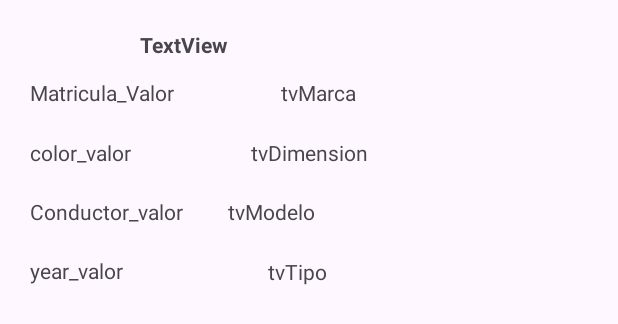
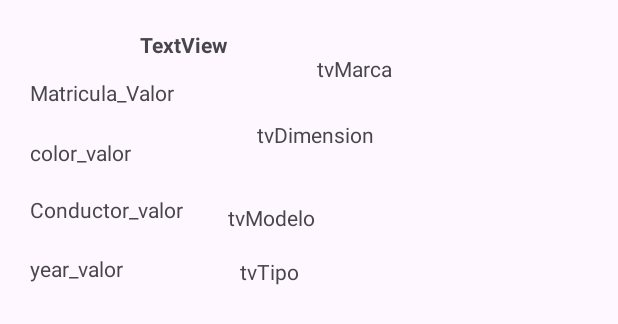
Before and after one commit to JosuedGarm52/APPCamion, an Android app: the layout camion_item.xml on its own in the app's theme, with its tools: preview values and no code run, on a phone screen of 412 x 824 dp. Shown: the top 324 px of the screen. Run offline under Robolectric (Android 15) with nearby library versions, the phone set to English and light mode, and no system bars.

Commit message:
1.10 CRUD funcionando

```diff
--- a/app/src/main/java/com/example/camionapi/adapter/CamionAdapter.kt
+++ b/app/src/main/java/com/example/camionapi/adapter/CamionAdapter.kt
@@ -28,7 +28,7 @@ class CamionAdapter(private val xyz: (CamionItem) -> Unit) : ListAdapter<CamionI
             tvColor.text = "Color: " + Camion.color
             tvYear.text = "Años: "+ Camion.yearOperative.toString()
             tvConductor.text = "Conductor: " + Camion.conductor
-            tvMarca.text  = "Marca:" + Camion.marca
+            tvMarca.text  = "Marca: " + Camion.marca
             tvModelo.text = "Modelo: " + Camion.modelo
             tvDimension.text = "Dimensiones: " + Camion.dimension
             tvTipo.text  = "Tipo: " + Camion.tipo
--- a/app/src/main/java/com/example/camionapi/network/CamionApi.kt
+++ b/app/src/main/java/com/example/camionapi/network/CamionApi.kt
@@ -2,6 +2,7 @@ package com.example.camionapi.network
 
 import com.example.camionapi.models.camion.CamionItem
 import com.example.camionapi.models.camion.Camion
+import com.example.camionapi.models.camion.CamionRequest
 import retrofit2.Response
 import retrofit2.http.Body
 import retrofit2.http.GET
@@ -18,10 +19,10 @@ interface CamionApi {
     suspend fun getCamionById(@Path("id") id: Int): Response<CamionItem>
 
     @POST("camion")
-    suspend fun addCamion(@Body camion: CamionItem): Response<CamionItem>
+    suspend fun addCamion(@Body camion: CamionRequest): Response<CamionRequest>
 
     @PUT("camion/{id}")
-    suspend fun updateCamion(@Path("id") id: Int, @Body camion: CamionItem): Response<CamionItem>
+    suspend fun updateCamion(@Path("id") id: Int, @Body camion: CamionRequest): Response<CamionRequest>
 
     @DELETE("camion/{id}")
     suspend fun deleteCamion(@Path("id") id: Int): Response<Void>
--- a/app/src/main/java/com/example/camionapi/repository/CamionRepository.kt
+++ b/app/src/main/java/com/example/camionapi/repository/CamionRepository.kt
@@ -4,6 +4,7 @@ import androidx.annotation.WorkerThread
 import com.example.camionapi.models.camion.Camion
 import com.example.camionapi.models.camion.CamionDao
 import com.example.camionapi.models.camion.CamionItem
+import com.example.camionapi.models.camion.CamionRequest
 import kotlinx.coroutines.flow.Flow
 
 // Declares the DAO as a private property in the constructor. Pass in the DAO
--- a/app/src/main/java/com/example/camionapi/views/SecondFragment.kt
+++ b/app/src/main/java/com/example/camionapi/views/SecondFragment.kt
@@ -3,6 +3,7 @@ package com.example.camionapi.views
 import android.app.AlertDialog
 import android.os.Bundle
 import android.text.Editable
+import android.util.Log
 import androidx.fragment.app.Fragment
 import android.view.LayoutInflater
 import android.view.View
@@ -74,6 +75,7 @@ class SecondFragment : Fragment() {
         //binding.edtID.isEnabled = true
         binding.btnBorrar.isEnabled = true
         binding.btnBorrar.visibility = View.VISIBLE
+        var argumento = args.ID
         if(args.ID != 0){
             binding.btnGuardar.text = "Editar"
             secondFragmentViewModel.getCamionById(args.ID).observe(viewLifecycleOwner) { Camion ->
@@ -129,7 +131,7 @@ class SecondFragment : Fragment() {
                 && !marca.isNullOrEmpty()
                 && !modelo.isNullOrEmpty()
                 && !tipo.isNullOrEmpty()) {
-                val Camionx = CamionItem(0,color, nombre, selectedDimension, marca, matricula, modelo, tipo, years )
+                var Camionx = CamionItem(argumento,color, nombre, selectedDimension, marca, matricula, modelo, tipo, years )
                 if(args.ID != 0){
                     secondFragmentViewModel.updateCamion(Camionx)
                     Snackbar.make(requireView(), "Se actualizó el camión", Snackbar.LENGTH_SHORT).show()
--- a/app/src/main/res/layout/camion_item.xml
+++ b/app/src/main/res/layout/camion_item.xml
@@ -8,7 +8,7 @@
 
     <TextView
         android:id="@+id/tvMatricula"
-        android:layout_width="99dp"
+        android:layout_width="152dp"
         android:layout_height="20dp"
         android:layout_marginStart="4dp"
         android:layout_marginTop="36dp"
@@ -23,8 +23,8 @@
 
     <TextView
         android:id="@+id/tvColor"
-        android:layout_width="wrap_content"
-        android:layout_height="wrap_content"
+        android:layout_width="123dp"
+        android:layout_height="18dp"
         android:layout_marginStart="4dp"
         android:layout_marginTop="20dp"
         android:layout_marginEnd="302dp"
@@ -68,14 +68,14 @@
 
     <TextView
         android:id="@+id/tvMarca"
-        android:layout_width="wrap_content"
-        android:layout_height="wrap_content"
-        android:layout_marginStart="68dp"
-        android:layout_marginTop="36dp"
+        android:layout_width="113dp"
+        android:layout_height="39dp"
+        android:layout_marginStart="28dp"
+        android:layout_marginTop="20dp"
         android:text="tvMarca"
         android:textAlignment="viewStart"
         app:layout_constraintEnd_toEndOf="parent"
-        app:layout_constraintHorizontal_bias="0.0"
+        app:layout_constraintHorizontal_bias="0.141"
         app:layout_constraintStart_toEndOf="@+id/tvMatricula"
         app:layout_constraintTop_toTopOf="parent" />
 
@@ -94,13 +94,11 @@
 
     <TextView
         android:id="@+id/tvDimension"
-        android:layout_width="wrap_content"
-        android:layout_height="wrap_content"
-        android:layout_marginStart="80dp"
-        android:layout_marginTop="76dp"
+        android:layout_width="174dp"
+        android:layout_height="43dp"
+        android:layout_marginStart="28dp"
+        android:layout_marginTop="64dp"
         android:text="tvDimension"
-        app:layout_constraintEnd_toEndOf="parent"
-        app:layout_constraintHorizontal_bias="0.0"
         app:layout_constraintStart_toEndOf="@+id/tvColor"
         app:layout_constraintTop_toTopOf="parent" />
 
@@ -109,12 +107,12 @@
         android:layout_width="wrap_content"
         android:layout_height="wrap_content"
         android:layout_marginStart="64dp"
-        android:layout_marginTop="60dp"
+        android:layout_marginTop="48dp"
         android:layout_marginEnd="104dp"
         android:text="tvTipo"
         android:textAlignment="viewStart"
         app:layout_constraintEnd_toEndOf="parent"
-        app:layout_constraintHorizontal_bias="0.307"
+        app:layout_constraintHorizontal_bias="0.134"
         app:layout_constraintStart_toEndOf="@+id/tvYear"
         app:layout_constraintTop_toBottomOf="@+id/tvDimension" />
 
```
Also changed, not shown: app/src/main/java/com/example/camionapi/models/camion/CamionRequest.kt (added, +13 -0 lines), app/src/main/java/com/example/camionapi/repository/CombinedCamionRepository.kt (+106 -18 lines), app/src/main/java/com/example/camionapi/viewModel/SecondFragmentViewModel.kt (+30 -3 lines).
